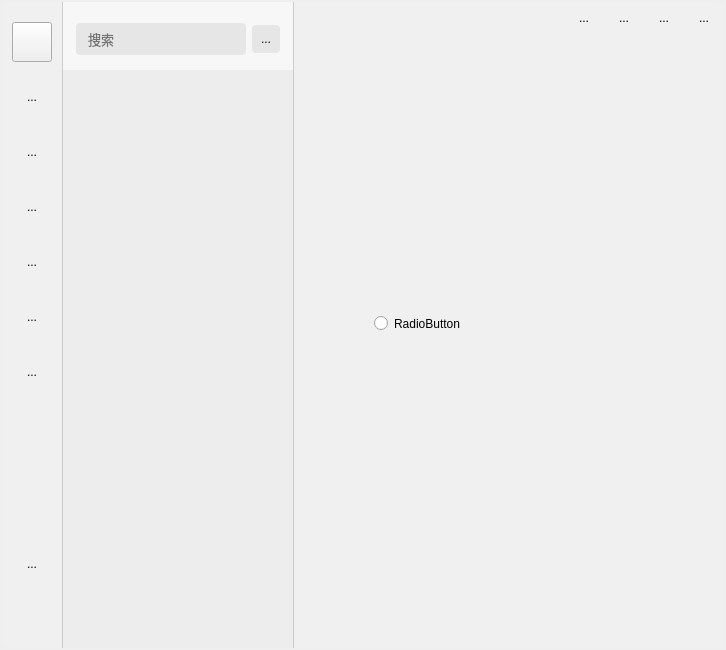
Above: src/ui/src/WeChatWidget.ui from AbsoluteZeroHeart/myWeChat before the change. Below: the same form after it.
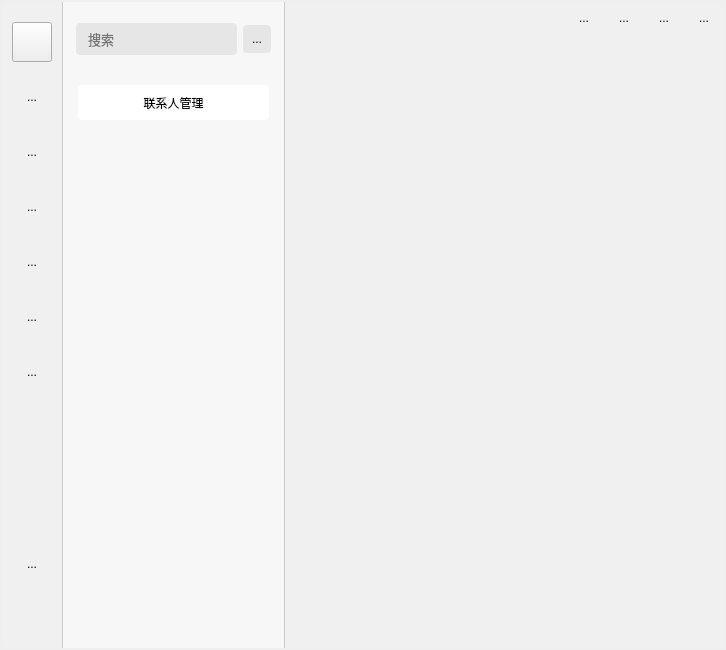
That is the form after the change. The open tabs and pages were chosen to show the change. Icons and pictures are not drawn. Custom widgets are drawn as their Qt base class.

Patch:
```diff
--- a/src/ui/src/WeChatWidget.ui
+++ b/src/ui/src/WeChatWidget.ui
@@ -602,7 +602,7 @@
       <property name="minimumSize">
        <size>
         <width>209</width>
-        <height>0</height>
+        <height>600</height>
        </size>
       </property>
       <property name="styleSheet">
@@ -788,7 +788,7 @@
 </string>
          </property>
          <property name="currentIndex">
-          <number>0</number>
+          <number>1</number>
          </property>
          <widget class="QWidget" name="leftStackedWidgetpage0">
           <layout class="QVBoxLayout" name="verticalLayout_4">
@@ -821,13 +821,156 @@
            </item>
           </layout>
          </widget>
-         <widget class="QWidget" name="leftStackedWidgetpage1"/>
+         <widget class="QWidget" name="leftStackedWidgetpage1">
+          <layout class="QVBoxLayout" name="verticalLayout_10">
+           <property name="spacing">
+            <number>0</number>
+           </property>
+           <property name="leftMargin">
+            <number>0</number>
+           </property>
+           <property name="topMargin">
+            <number>0</number>
+           </property>
+           <property name="rightMargin">
+            <number>0</number>
+           </property>
+           <property name="bottomMargin">
+            <number>0</number>
+           </property>
+           <item>
+            <widget class="QWidget" name="widget_6" native="true">
+             <property name="styleSheet">
+              <string notr="true">background-color: rgb(247, 247, 247);</string>
+             </property>
+             <layout class="QVBoxLayout" name="verticalLayout_9">
+              <property name="leftMargin">
+               <number>15</number>
+              </property>
+              <property name="topMargin">
+               <number>15</number>
+              </property>
+              <property name="rightMargin">
+               <number>15</number>
+              </property>
+              <property name="bottomMargin">
+               <number>15</number>
+              </property>
+              <item>
+               <widget class="QPushButton" name="pushButton">
+                <property name="minimumSize">
+                 <size>
+                  <width>0</width>
+                  <height>35</height>
+                 </size>
+                </property>
+                <property name="styleSheet">
+                 <string notr="true">QPushButton {
+    color: black;           
+    background-color: rgb(255, 255, 255);
+    border-radius: 4px;   
+ 
+	font: 11pt &quot;微软雅黑&quot;;
+}
+
+/* 按钮鼠标悬停状态：背景色设为灰色 */
+QPushButton:hover {
+    background-color: rgb(235,235,235);
+}
+
+/* 按钮点击（按下）状态：背景色设为更深的灰色 */
+QPushButton:pressed {
+    background-color: rgb(227,227,227);
+}</string>
+                </property>
+                <property name="text">
+                 <string>联系人管理</string>
+                </property>
+                <property name="icon">
+                 <iconset resource="../res/icon.qrc">
+                  <normaloff>:/a/icons/联系人管理.svg</normaloff>:/a/icons/联系人管理.svg</iconset>
+                </property>
+                <property name="iconSize">
+                 <size>
+                  <width>27</width>
+                  <height>27</height>
+                 </size>
+                </property>
+                <property name="autoDefault">
+                 <bool>false</bool>
+                </property>
+                <property name="default">
+                 <bool>false</bool>
+                </property>
+                <property name="flat">
+                 <bool>false</bool>
+                </property>
+               </widget>
+              </item>
+             </layout>
+            </widget>
+           </item>
+           <item>
+            <widget class="ContactTreeView" name="contactTreeView">
+             <property name="styleSheet">
+              <string notr="true">QTreeView{
+	background-color: rgb(247, 247, 247);
+}
+
+</string>
+             </property>
+             <property name="verticalScrollBarPolicy">
+              <enum>Qt::ScrollBarPolicy::ScrollBarAlwaysOff</enum>
+             </property>
+             <property name="horizontalScrollBarPolicy">
+              <enum>Qt::ScrollBarPolicy::ScrollBarAlwaysOff</enum>
+             </property>
+             <property name="autoScroll">
+              <bool>true</bool>
+             </property>
+             <property name="autoScrollMargin">
+              <number>0</number>
+             </property>
+             <property name="verticalScrollMode">
+              <enum>QAbstractItemView::ScrollMode::ScrollPerPixel</enum>
+             </property>
+             <property name="autoExpandDelay">
+              <number>0</number>
+             </property>
+             <property name="indentation">
+              <number>15</number>
+             </property>
+             <property name="uniformRowHeights">
+              <bool>false</bool>
+             </property>
+             <property name="itemsExpandable">
+              <bool>true</bool>
+             </property>
+             <property name="allColumnsShowFocus">
+              <bool>true</bool>
+             </property>
+             <property name="headerHidden">
+              <bool>true</bool>
+             </property>
+             <attribute name="headerVisible">
+              <bool>false</bool>
+             </attribute>
+            </widget>
+           </item>
+          </layout>
+         </widget>
          <widget class="QWidget" name="leftStackedWidgetpage2"/>
         </widget>
        </item>
       </layout>
      </widget>
      <widget class="QWidget" name="widget" native="true">
+      <property name="minimumSize">
+       <size>
+        <width>0</width>
+        <height>600</height>
+       </size>
+      </property>
       <property name="styleSheet">
        <string notr="true">QWidget{
 border: 0px ;
@@ -1039,7 +1182,7 @@
           </size>
          </property>
          <property name="styleSheet">
-          <string notr="true">QFrame {
+          <string notr="true">#rightStackedWidget {
     border-left: 1px solid #CCCCCC;
     border-radius: 0px;
     background-color: rgb(240, 240, 240);
@@ -1055,7 +1198,7 @@
           <enum>QFrame::Shadow::Raised</enum>
          </property>
          <property name="currentIndex">
-          <number>0</number>
+          <number>1</number>
          </property>
          <widget class="QWidget" name="rightStackedWidgetPage0">
           <property name="styleSheet">
@@ -1284,6 +1427,7 @@
                 <widget class="QWidget" name="widget_4" native="true">
                  <property name="styleSheet">
                   <string notr="true">border: 0px solid #CCCCCC;
+background-color: rgb(240, 240, 240);
 </string>
                  </property>
                  <layout class="QHBoxLayout" name="horizontalLayout_4">
@@ -1512,6 +1656,22 @@
                     </property>
                    </spacer>
                   </item>
+                  <item>
+                   <widget class="QToolButton" name="recordVoiceButton">
+                    <property name="minimumSize">
+                     <size>
+                      <width>30</width>
+                      <height>30</height>
+                     </size>
+                    </property>
+                    <property name="text">
+                     <string>...</string>
+                    </property>
+                    <property name="icon">
+                     <iconset theme="QIcon::ThemeIcon::MediaRecord"/>
+                    </property>
+                   </widget>
+                  </item>
                   <item>
                    <widget class="QToolButton" name="toolButton_13">
                     <property name="minimumSize">
@@ -1636,6 +1796,8 @@
                   <string notr="true">QWidget{
 border: 0px ;
 border-bottom-right-radius: 7px;
+background-color: rgb(240, 240, 240);
+
 }
 </string>
                  </property>
@@ -1703,19 +1865,45 @@
           </layout>
          </widget>
          <widget class="QWidget" name="rightStackedWidgetpage1">
-          <widget class="QRadioButton" name="radioButton">
-           <property name="geometry">
-            <rect>
-             <x>80</x>
-             <y>280</y>
-             <width>118</width>
-             <height>23</height>
-            </rect>
-           </property>
-           <property name="text">
-            <string>RadioButton</string>
-           </property>
-          </widget>
+          <property name="styleSheet">
+           <string notr="true">background-color: rgb(240, 240, 240);</string>
+          </property>
+          <layout class="QVBoxLayout" name="verticalLayout_8">
+           <item alignment="Qt::AlignmentFlag::AlignHCenter">
+            <widget class="UserInfoWidget" name="userInfoWidget" native="true">
+             <property name="minimumSize">
+              <size>
+               <width>350</width>
+               <height>550</height>
+              </size>
+             </property>
+             <property name="maximumSize">
+              <size>
+               <width>350</width>
+               <height>550</height>
+              </size>
+             </property>
+             <property name="styleSheet">
+              <string notr="true">background-color: rgb(240, 240, 240);
+
+</string>
+             </property>
+            </widget>
+           </item>
+           <item>
+            <spacer name="verticalSpacer_2">
+             <property name="orientation">
+              <enum>Qt::Orientation::Vertical</enum>
+             </property>
+             <property name="sizeHint" stdset="0">
+              <size>
+               <width>20</width>
+               <height>2</height>
+              </size>
+             </property>
+            </spacer>
+           </item>
+          </layout>
          </widget>
          <widget class="QWidget" name="rightStackedWidgetPage2"/>
         </widget>
@@ -1756,6 +1944,17 @@
    <extends>QListView</extends>
    <header>ChatMessageListView.h</header>
   </customwidget>
+  <customwidget>
+   <class>ContactTreeView</class>
+   <extends>QTreeView</extends>
+   <header>ContactTreeView.h</header>
+  </customwidget>
+  <customwidget>
+   <class>UserInfoWidget</class>
+   <extends>QWidget</extends>
+   <header>UserInfoWidget.h</header>
+   <container>1</container>
+  </customwidget>
  </customwidgets>
  <resources>
   <include location="../res/icon.qrc"/>
```
